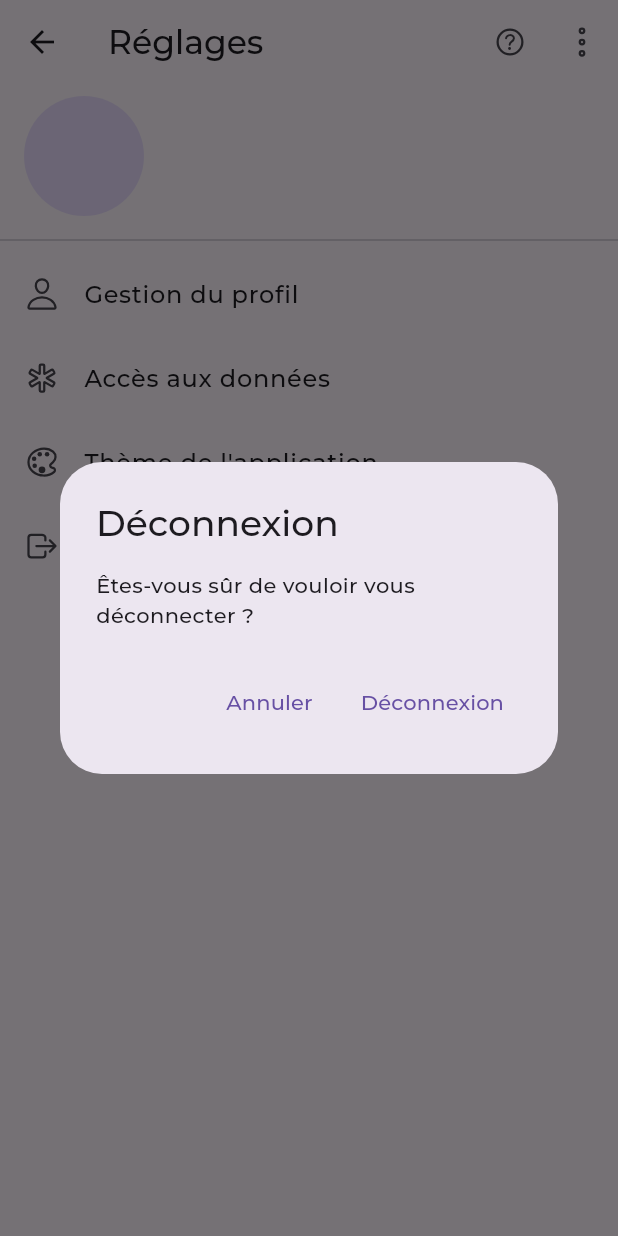
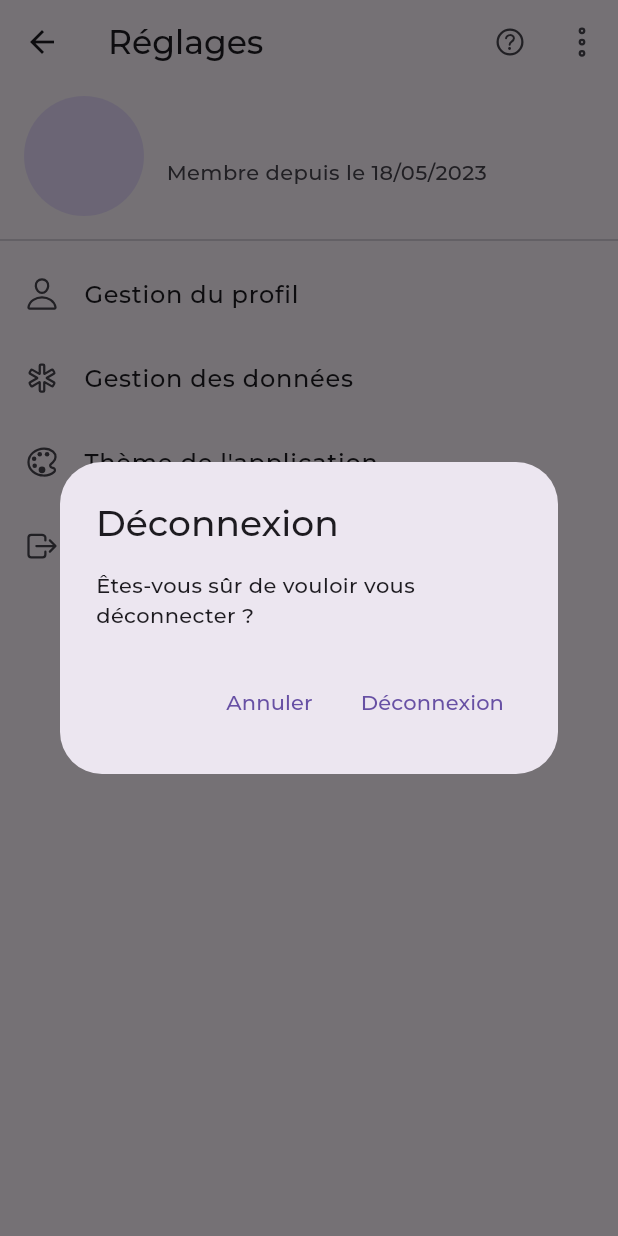
Before and after one commit to p1carats/morpheus-app, a Flutter app: the SettingsMainScreen screen opened directly, after a tap on "Me déconnecter", on a phone screen of 412 x 824 dp. Run offline on Flutter 3.47's test engine with Material 2 defaults, Android fonts, the phone set to English and light mode, and no system bars; our stand-ins replace cloud_firestore, firebase_auth, firebase_core, go_router, ionicons, shared_preferences; missing offline and left inert: health; accounts and stored records are empty; network calls fail.

Commit message:
commit de l'aprem......... c'est férié je vais faire une sieste............

```diff
--- a/lib/models/user_model.dart
+++ b/lib/models/user_model.dart
@@ -1,31 +1,33 @@
-import 'package:firebase_auth/firebase_auth.dart';
-
 class UserModel {
   final String uid;
-  late final String name;
+  final String name;
   final String email;
+  final bool emailVerified;
+  final DateTime creationTime;
+  final DateTime birthDate;
   final String gender;
-  final DateTime birthDate;
-  final bool isEmailVerified;
 
   UserModel({
     required this.uid,
     required this.name,
     required this.email,
+    required this.emailVerified,
+    required this.creationTime,
+    required this.birthDate,
     required this.gender,
-    required this.birthDate,
-    required this.isEmailVerified,
   });
 
-  factory UserModel.fromFirebaseUser(User user,
-      {required String gender, required DateTime birthDate}) {
+  factory UserModel.fromParams(String uid, String name, String email,
+      bool emailVerified, DateTime creationTime,
+      {required DateTime birthDate, required String gender}) {
     return UserModel(
-      uid: user.uid,
-      email: user.email ?? '',
-      name: user.displayName ?? '',
+      uid: uid,
+      email: email,
+      emailVerified: emailVerified,
+      creationTime: creationTime,
+      name: name,
       gender: gender,
       birthDate: birthDate,
-      isEmailVerified: user.emailVerified,
     );
   }
 }
--- a/lib/services/user_auth_service.dart
+++ b/lib/services/user_auth_service.dart
@@ -11,14 +11,23 @@ class UserAuthService {
       : _userDataService = userDataService;
 
   // Fetches user details
-  Future<UserModel> getUser(String uid) async {
-    var gender = await _userDataService.getGender(uid);
-    var birthDate = await _userDataService.getBirthDate(uid);
-    return UserModel.fromFirebaseUser(
-      _firebaseAuth.currentUser!,
-      gender: gender,
-      birthDate: birthDate,
-    );
+  Future<UserModel?> getUser(String uid) async {
+    var firebaseUser = _firebaseAuth.currentUser;
+    if (firebaseUser != null) {
+      var gender = await _userDataService.getGender(uid);
+      var birthDate = await _userDataService.getBirthDate(uid);
+      return UserModel.fromParams(
+        firebaseUser.uid,
+        firebaseUser.displayName!,
+        firebaseUser.email!,
+        firebaseUser.emailVerified,
+        firebaseUser.metadata.creationTime!,
+        birthDate: birthDate,
+        gender: gender,
+      );
+    } else {
+      return null;
+    }
   }
 
   // Checks whether an email address is already registered
@@ -36,10 +45,14 @@ class UserAuthService {
     var user = authResult.user!;
     var gender = await _userDataService.getGender(user.uid);
     var birthDate = await _userDataService.getBirthDate(user.uid);
-    return UserModel.fromFirebaseUser(
-      user,
+    return UserModel.fromParams(
+      user.uid,
+      user.displayName!,
+      user.email!,
+      user.emailVerified,
+      user.metadata.creationTime!,
+      birthDate: birthDate,
       gender: gender,
-      birthDate: birthDate,
     );
   }
 
@@ -51,12 +64,23 @@ class UserAuthService {
       password: password,
     );
     var user = authResult.user!;
-    await user.updateDisplayName(name);
+    // Set the user details (custom fields)
     await _userDataService.setGender(user.uid, gender);
     await _userDataService.setBirthDate(user.uid, birthDate);
+    // Update the display name and send email verification
     await user.sendEmailVerification();
-    return UserModel.fromFirebaseUser(user,
-        gender: gender, birthDate: birthDate);
+    await user.updateDisplayName(name);
+    await user.reload();
+    // Return the user details
+    return UserModel.fromParams(
+      user.uid,
+      user.displayName!,
+      user.email!,
+      user.emailVerified,
+      user.metadata.creationTime!,
+      birthDate: birthDate,
+      gender: gender,
+    );
   }
 
   // Logs out the current user
--- a/lib/ui/settings/data_screen.dart
+++ b/lib/ui/settings/data_screen.dart
@@ -18,7 +18,7 @@ class _SettingsDataScreenState extends State<SettingsDataScreen> {
           icon: const Icon(Ionicons.arrow_back_outline),
           onPressed: () => context.pop(),
         ),
-        title: const Text('Gestion des données de santé'),
+        title: const Text('Gestion des données'),
       ),
       body: const Placeholder(),
     );
--- a/lib/ui/settings/settings_screen.dart
+++ b/lib/ui/settings/settings_screen.dart
@@ -1,7 +1,8 @@
 import 'package:flutter/material.dart';
+import 'package:provider/provider.dart';
 import 'package:go_router/go_router.dart';
+import 'package:intl/intl.dart';
 import 'package:ionicons/ionicons.dart';
-import 'package:provider/provider.dart';
 
 import '../../providers/user_auth_provider.dart';
 
@@ -18,12 +19,11 @@ class _SettingsMainScreenState extends State<SettingsMainScreen> {
     final userAuthProvider = Provider.of<UserAuthProvider>(context);
 
     Widget contentWidget = Container();
-    if (userAuthProvider.user != null &&
-        !userAuthProvider.user!.isEmailVerified) {
+    if (userAuthProvider.user?.emailVerified == false) {
       contentWidget = Padding(
         padding: const EdgeInsets.all(8.0),
         child: Container(
-          color: Colors.redAccent,
+          color: Theme.of(context).colorScheme.error,
           padding: const EdgeInsets.all(8),
           child: Row(
             mainAxisAlignment: MainAxisAlignment.center,
@@ -68,10 +68,21 @@ class _SettingsMainScreenState extends State<SettingsMainScreen> {
                   backgroundImage: NetworkImage(
                       'https://i.pinimg.com/originals/65/25/a0/6525a08f1df98a2e3a545fe2ace4be47.jpg'),
                 ),
-                const SizedBox(width: 10),
-                userAuthProvider.user != null
-                    ? Text(userAuthProvider.user!.name)
-                    : const Text(''),
+                const SizedBox(width: 15),
+                Column(
+                  crossAxisAlignment: CrossAxisAlignment.start,
+                  children: <Widget>[
+                    Text(
+                      userAuthProvider.user!.name,
+                      style: const TextStyle(
+                        fontSize: 16,
+                        fontWeight: FontWeight.bold,
+                      ),
+                    ),
+                    Text(
+                        'Membre depuis le ${DateFormat('dd/MM/yyyy').format(userAuthProvider.user!.creationTime)}'),
+                  ],
+                ),
               ],
             ),
           ),
@@ -84,7 +95,7 @@ class _SettingsMainScreenState extends State<SettingsMainScreen> {
           ),
           ListTile(
             leading: const Icon(Ionicons.medical_outline),
-            title: const Text('Accès aux données'),
+            title: const Text('Gestion des données'),
             onTap: () => context.pushNamed('data'),
           ),
           ListTile(
```
Also changed, not shown: lib/providers/user_auth_provider.dart (+23 -9 lines), lib/ui/settings/password_screen.dart (+6 -6 lines), lib/ui/settings/profile_screen.dart (+5 -4 lines).
